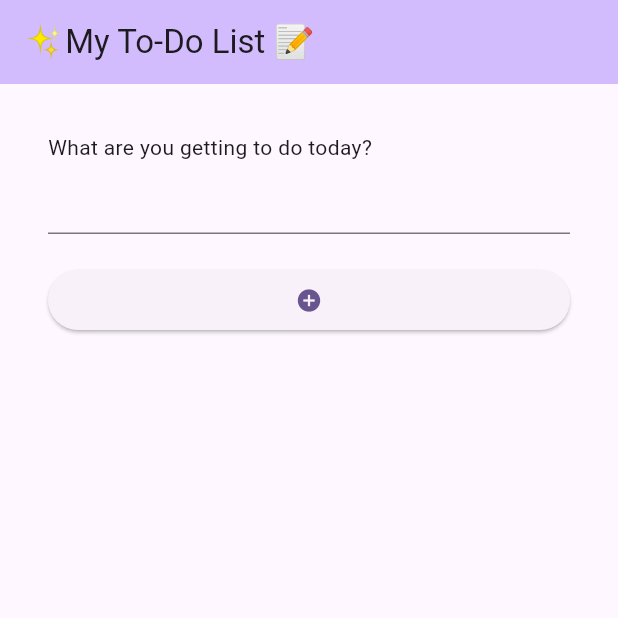
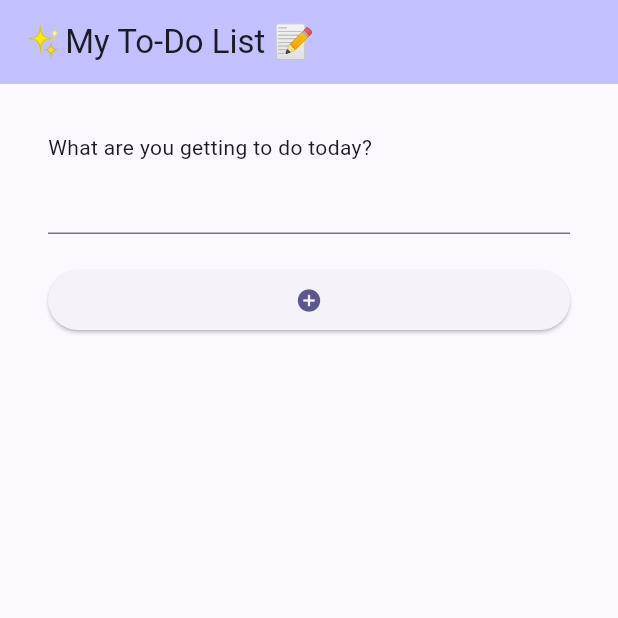
Before and after one commit to Eszter-with-a-z/flutter-assignment-2, a Flutter app: the screen it shows after launch, on a phone screen of 412 x 824 dp, the top half of it. Run offline on Flutter 3.47's test engine with Material 3 defaults, Android fonts, the phone set to English and light mode, and no system bars.

Commit message:
Change color

```diff
--- a/flutter_application_2/lib/main.dart
+++ b/flutter_application_2/lib/main.dart
@@ -14,7 +14,7 @@ class MyApp extends StatelessWidget {
     return MaterialApp(
       title: 'My To-Do List',
       theme: ThemeData(
-        colorScheme: ColorScheme.fromSeed(seedColor: Colors.deepPurple),
+        colorScheme: ColorScheme.fromSeed(seedColor: const Color.fromARGB(255, 20, 5, 114)),
       ),
       home: const ListPage(title: '✨My To-Do List 📝'),
     );
```
